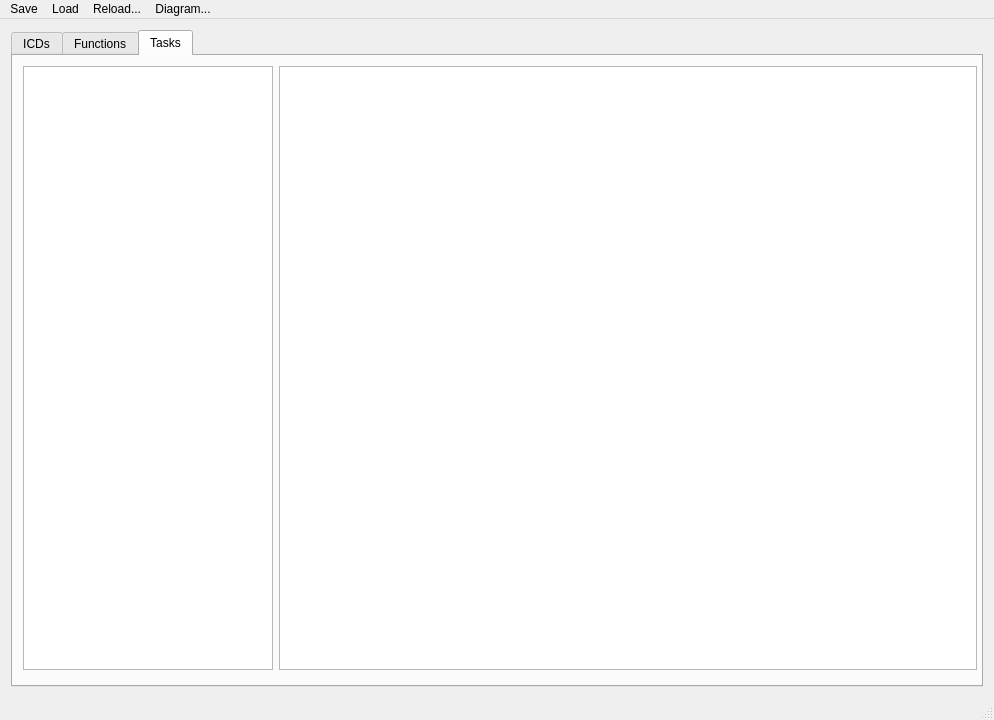
Qt form mainwindow.ui (hardcoregandhi/XML-Sequence-Diagram-Creator) before a commit.
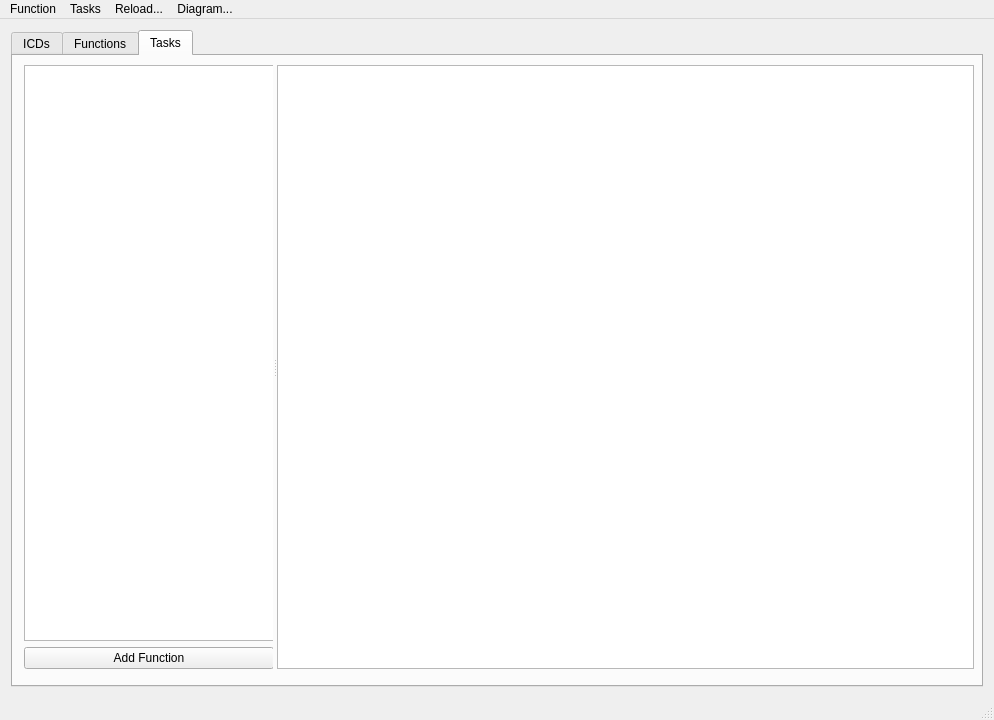
The same form after that commit.

Commit message: Foundation for Taskflow scene

```diff
--- a/mainwindow.ui
+++ b/mainwindow.ui
@@ -24,7 +24,7 @@
     </sizepolicy>
    </property>
    <layout class="QGridLayout" name="gridLayout">
-    <item row="0" column="0" colspan="2">
+    <item row="0" column="1">
      <widget class="QTabWidget" name="tabWidget">
       <property name="currentIndex">
        <number>2</number>
@@ -163,40 +163,40 @@
        <attribute name="title">
         <string>Tasks</string>
        </attribute>
-       <widget class="QGraphicsView" name="tasksGraphicsView">
+       <widget class="QSplitter" name="splitter_2">
         <property name="geometry">
          <rect>
-          <x>266</x>
-          <y>10</y>
-          <width>698</width>
+          <x>0</x>
+          <y>9</y>
+          <width>961</width>
           <height>604</height>
          </rect>
         </property>
+        <property name="orientation">
+         <enum>Qt::Horizontal</enum>
+        </property>
+        <widget class="QWidget" name="widget_2" native="true">
         <property name="sizePolicy">
-         <sizepolicy hsizetype="Preferred" vsizetype="Preferred">
+          <sizepolicy hsizetype="Preferred" vsizetype="Fixed">
           <horstretch>0</horstretch>
           <verstretch>0</verstretch>
          </sizepolicy>
         </property>
-        <property name="contextMenuPolicy">
-         <enum>Qt::DefaultContextMenu</enum>
-        </property>
-        <property name="interactive">
-         <bool>true</bool>
-        </property>
-        <property name="renderHints">
-         <set>QPainter::HighQualityAntialiasing|QPainter::TextAntialiasing</set>
-        </property>
-       </widget>
+         <property name="maximumSize">
+          <size>
+           <width>260</width>
+           <height>16777215</height>
+          </size>
+         </property>
+         <layout class="QGridLayout" name="gridLayout_5">
+          <property name="topMargin">
+           <number>0</number>
+          </property>
+          <property name="bottomMargin">
+           <number>0</number>
+          </property>
+          <item row="0" column="0">
        <widget class="QListWidget" name="taskFunctionList">
-        <property name="geometry">
-         <rect>
-          <x>10</x>
-          <y>10</y>
-          <width>250</width>
-          <height>604</height>
-         </rect>
-        </property>
         <property name="sizePolicy">
          <sizepolicy hsizetype="Minimum" vsizetype="Minimum">
           <horstretch>0</horstretch>
@@ -206,7 +206,7 @@
         <property name="minimumSize">
          <size>
           <width>250</width>
-          <height>318</height>
+              <height>341</height>
          </size>
         </property>
         <property name="maximumSize">
@@ -224,6 +224,49 @@
         <property name="editTriggers">
          <set>QAbstractItemView::DoubleClicked|QAbstractItemView::EditKeyPressed|QAbstractItemView::SelectedClicked</set>
         </property>
+           </widget>
+          </item>
+          <item row="1" column="0">
+           <widget class="QPushButton" name="addFunction">
+            <property name="minimumSize">
+             <size>
+              <width>250</width>
+              <height>0</height>
+             </size>
+            </property>
+            <property name="text">
+             <string>Add Function</string>
+            </property>
+           </widget>
+          </item>
+         </layout>
+        </widget>
+        <widget class="QGraphicsView" name="taskflowGraphicsView">
+         <property name="enabled">
+          <bool>true</bool>
+         </property>
+         <property name="sizePolicy">
+          <sizepolicy hsizetype="Preferred" vsizetype="Preferred">
+           <horstretch>0</horstretch>
+           <verstretch>0</verstretch>
+          </sizepolicy>
+         </property>
+         <property name="minimumSize">
+          <size>
+           <width>0</width>
+           <height>0</height>
+          </size>
+         </property>
+         <property name="contextMenuPolicy">
+          <enum>Qt::DefaultContextMenu</enum>
+         </property>
+         <property name="interactive">
+          <bool>true</bool>
+         </property>
+         <property name="renderHints">
+          <set>QPainter::HighQualityAntialiasing|QPainter::TextAntialiasing</set>
+         </property>
+        </widget>
        </widget>
       </widget>
      </widget>
@@ -241,16 +284,10 @@
    </property>
    <widget class="QMenu" name="menuXML_Parser">
     <property name="title">
-     <string>Save</string>
+     <string>Function</string>
     </property>
     <addaction name="actionSave_Model"/>
     <addaction name="actionSave_Function"/>
-   </widget>
-   <widget class="QMenu" name="menuLoad">
-    <property name="title">
-     <string>Load</string>
-    </property>
-    <addaction name="actionLoad_Model"/>
     <addaction name="actionLoad_Function"/>
    </widget>
    <widget class="QMenu" name="menuReload">
@@ -266,9 +303,18 @@
     </property>
     <addaction name="actionHome"/>
     <addaction name="actionRename"/>
+    <addaction name="actionHome_All"/>
+   </widget>
+   <widget class="QMenu" name="menuTasks">
+    <property name="title">
+     <string>Tasks</string>
+    </property>
+    <addaction name="actionNew"/>
+    <addaction name="actionOpen"/>
+    <addaction name="actionSave_As"/>
    </widget>
    <addaction name="menuXML_Parser"/>
-   <addaction name="menuLoad"/>
+   <addaction name="menuTasks"/>
    <addaction name="menuReload"/>
    <addaction name="menuDiagram"/>
   </widget>
```
Left out of the diff: 24 changed lines with no effect on the pictures. Lines whose indentation alone changed are shown as unchanged. The commit also changes 2 other files.
